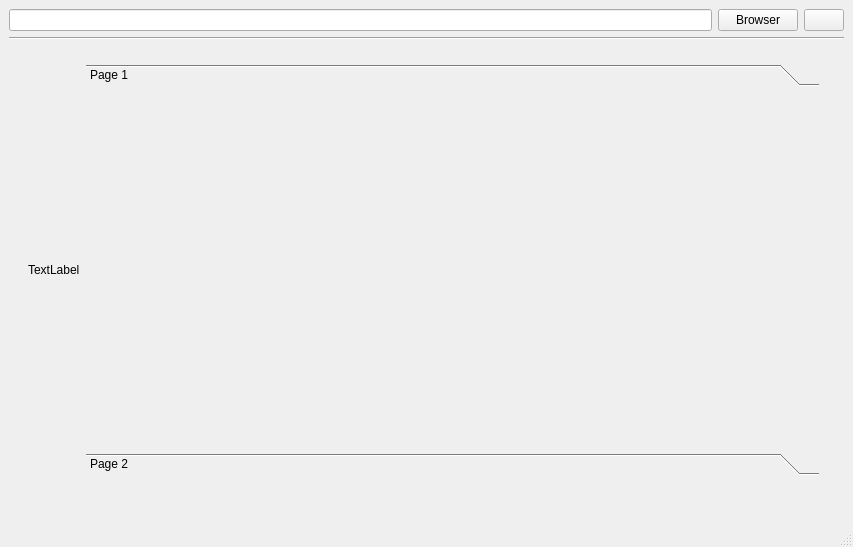
First picture: the form in src/browser/ui/MainWindow.ui, repository jepasq/udp-browser, before the edit.
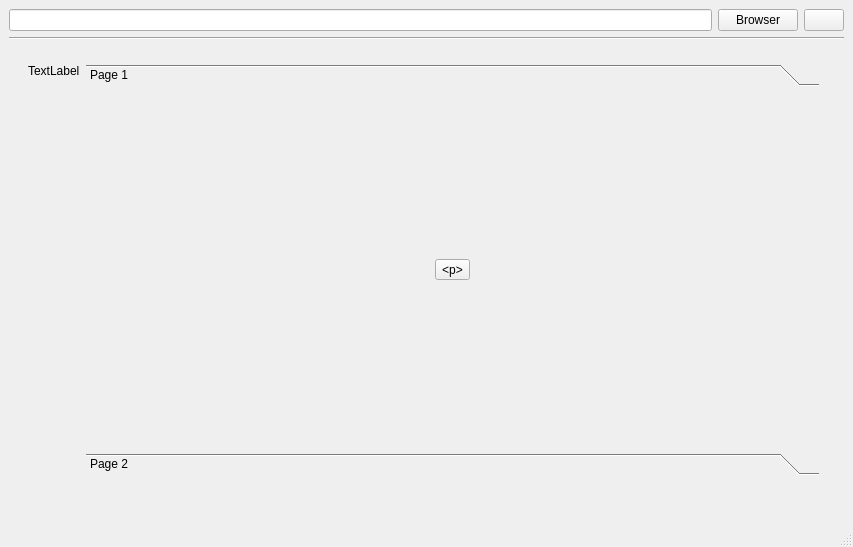
Second picture: the form after the edit. The open tabs and pages were chosen to show the change. Icons and pictures are not drawn.

Commit message: Add a toolbutton in editor mode

Diff of the .ui file:
```diff
--- a/src/browser/ui/MainWindow.ui
+++ b/src/browser/ui/MainWindow.ui
@@ -85,6 +85,9 @@
            <property name="text">
             <string>TextLabel</string>
            </property>
+           <property name="alignment">
+            <set>Qt::AlignLeading|Qt::AlignLeft|Qt::AlignTop</set>
+           </property>
           </widget>
          </item>
          <item>
@@ -110,7 +113,15 @@
             <attribute name="label">
              <string>Page 1</string>
             </attribute>
-            <layout class="QHBoxLayout" name="horizontalLayout_3"/>
+            <layout class="QHBoxLayout" name="horizontalLayout_3">
+             <item>
+              <widget class="QToolButton" name="tbPar">
+               <property name="text">
+                <string>&lt;p&gt;</string>
+               </property>
+              </widget>
+             </item>
+            </layout>
            </widget>
            <widget class="QWidget" name="page_4">
             <property name="geometry">
```
Left out of the diff: 5 changed lines with no effect on the pictures. The commit also changes 2 other files.
